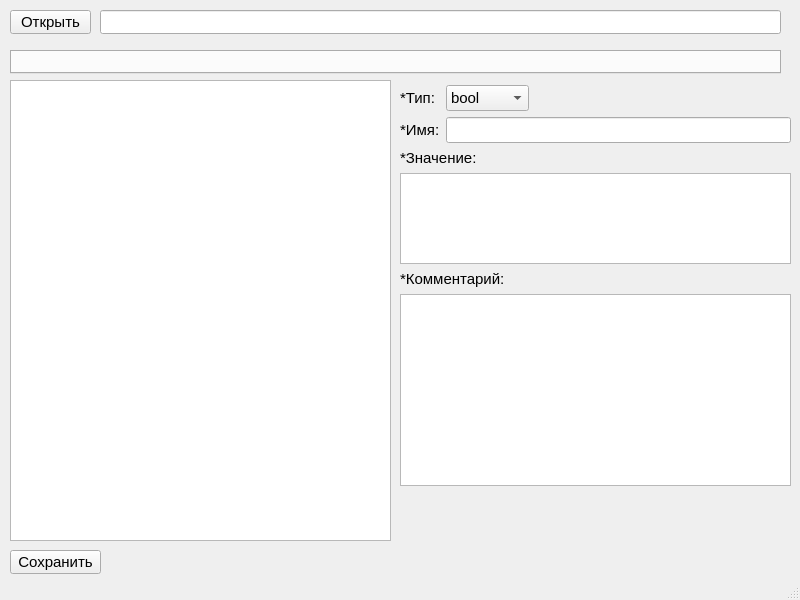
First picture: the form in mainwindow.ui, repository Jerely/cfgeditor-ui, before the edit.
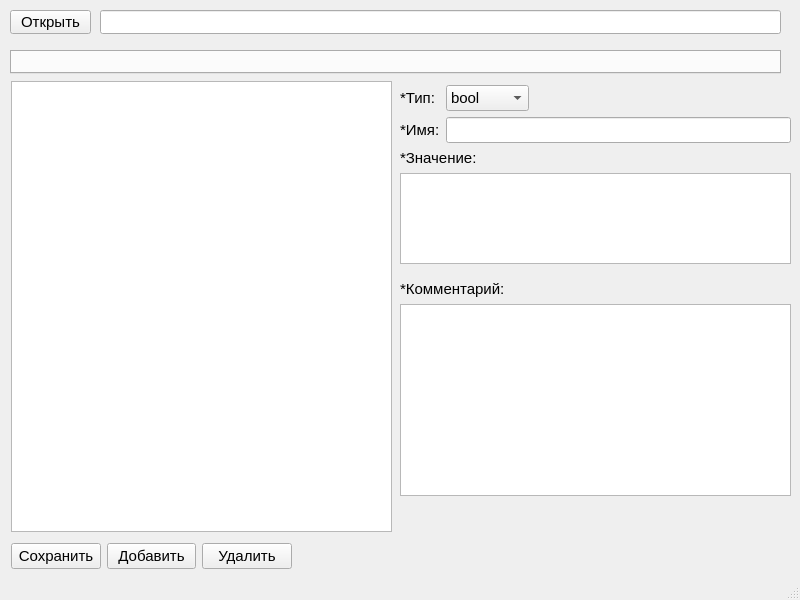
Second picture: the form after the edit. Custom widgets are drawn as their Qt base class.

Patch:
```diff
--- a/mainwindow.ui
+++ b/mainwindow.ui
@@ -29,10 +29,10 @@
    <widget class="QListWidget" name="optionsListWidget">
     <property name="geometry">
      <rect>
-      <x>10</x>
-      <y>80</y>
+      <x>11</x>
+      <y>81</y>
       <width>381</width>
-      <height>461</height>
+      <height>451</height>
      </rect>
     </property>
    </widget>
@@ -90,7 +90,7 @@
       <x>400</x>
       <y>85</y>
       <width>391</width>
-      <height>401</height>
+      <height>411</height>
      </rect>
     </property>
     <layout class="QVBoxLayout" name="verticalLayout">
@@ -455,23 +455,53 @@
      </item>
     </layout>
    </widget>
-   <widget class="QPushButton" name="saveButton">
+   <widget class="QWidget" name="">
     <property name="geometry">
      <rect>
-      <x>10</x>
-      <y>550</y>
-      <width>91</width>
-      <height>24</height>
+      <x>11</x>
+      <y>542</y>
+      <width>281</width>
+      <height>28</height>
      </rect>
     </property>
-    <property name="font">
-     <font>
-      <pointsize>11</pointsize>
-     </font>
-    </property>
-    <property name="text">
-     <string>Сохранить</string>
-    </property>
+    <layout class="QHBoxLayout" name="horizontalLayout">
+     <item>
+      <widget class="QPushButton" name="saveButton">
+       <property name="font">
+        <font>
+         <pointsize>11</pointsize>
+        </font>
+       </property>
+       <property name="text">
+        <string>Сохранить</string>
+       </property>
+      </widget>
+     </item>
+     <item>
+      <widget class="QPushButton" name="addButton">
+       <property name="font">
+        <font>
+         <pointsize>11</pointsize>
+        </font>
+       </property>
+       <property name="text">
+        <string>Добавить</string>
+       </property>
+      </widget>
+     </item>
+     <item>
+      <widget class="QPushButton" name="removeButton">
+       <property name="font">
+        <font>
+         <pointsize>11</pointsize>
+        </font>
+       </property>
+       <property name="text">
+        <string>Удалить</string>
+       </property>
+      </widget>
+     </item>
+    </layout>
    </widget>
   </widget>
   <widget class="QStatusBar" name="statusbar"/>
```
